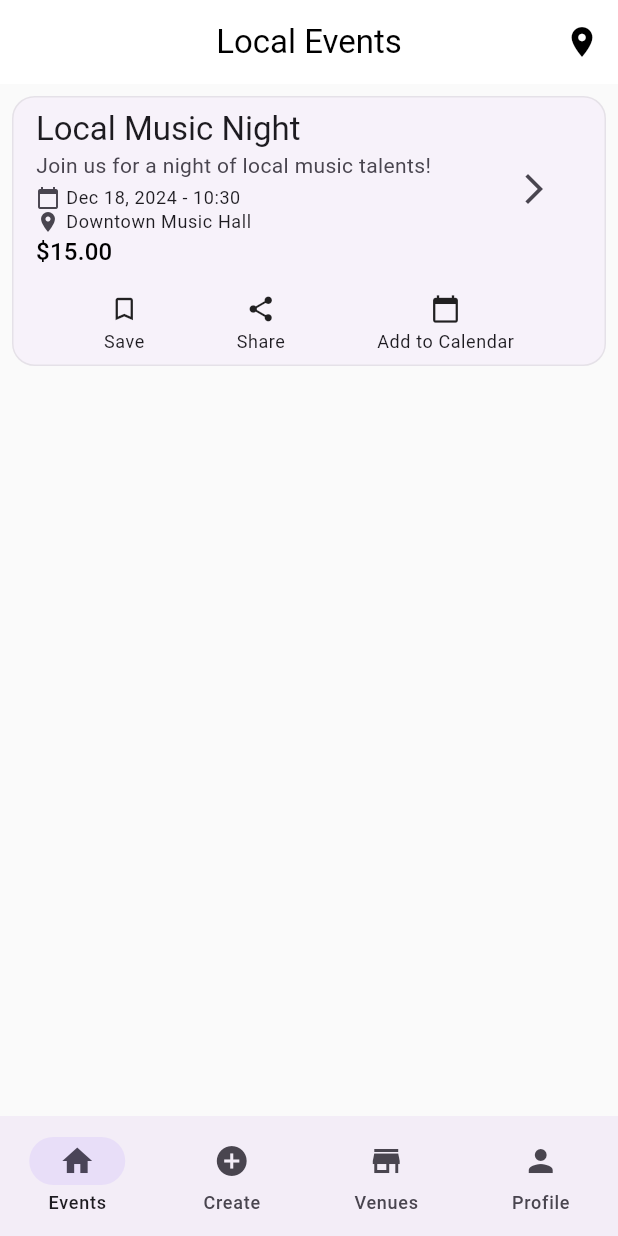
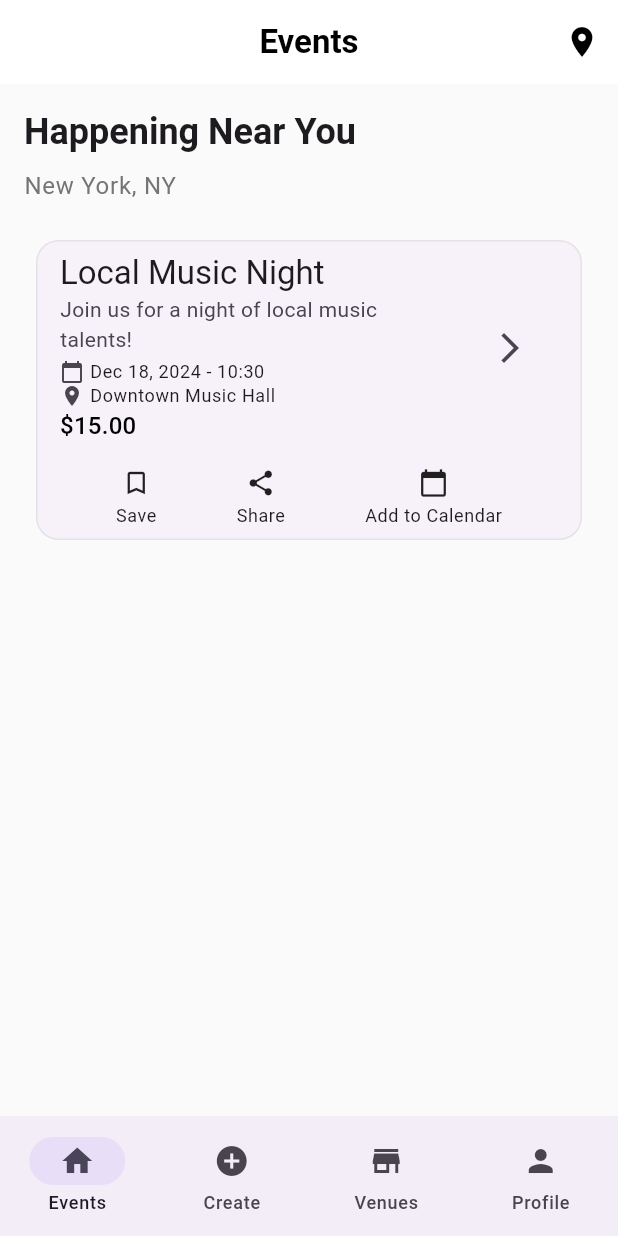
Before and after one commit to rishabhrajphx/hyperlocal_socialization_app-flutter, a Flutter app: the screen it shows after launch, on a phone screen of 412 x 824 dp. Run offline on Flutter 3.47's test engine with Material 3 defaults, Android fonts, the phone set to English and light mode, and no system bars.

Commit message:
Frontend changes continue

```diff
--- a/lib/screens/home_screen.dart
+++ b/lib/screens/home_screen.dart
@@ -87,28 +87,51 @@ class HomeScreen extends StatelessWidget {
   @override
   Widget build(BuildContext context) {
     return Scaffold(
+      backgroundColor: Colors.grey[50],
       appBar: AppBar(
-        title: const Text('Local Events'),
+        title: const Text(
+          'Events',
+          style: TextStyle(fontWeight: FontWeight.bold),
+        ),
         actions: [
           IconButton(
-            icon: const Icon(Icons.location_on),
+            icon: const Icon(Icons.location_on, color: Colors.black),
             onPressed: () => _showLocationPicker(context),
           ),
         ],
       ),
-      body: Column(
-        children: [
-          // TODO: Add location indicator banner
-          // - Show current selected location
-          // - Add distance radius selector
-          // - Show number of events in area
-
-          Expanded(
-            child: ListView.builder(
-              itemCount: dummyEvents.length,
-              itemBuilder: (context, index) {
-                return EventCard(event: dummyEvents[index]);
-              },
+      body: CustomScrollView(
+        slivers: [
+          SliverToBoxAdapter(
+            child: Padding(
+              padding: const EdgeInsets.all(16.0),
+              child: Column(
+                crossAxisAlignment: CrossAxisAlignment.start,
+                children: [
+                  Text(
+                    'Happening Near You',
+                    style: Theme.of(context).textTheme.headlineSmall?.copyWith(
+                          fontWeight: FontWeight.bold,
+                        ),
+                  ),
+                  const SizedBox(height: 8),
+                  Text(
+                    'New York, NY',
+                    style: Theme.of(context).textTheme.bodyLarge?.copyWith(
+                          color: Colors.grey[600],
+                        ),
+                  ),
+                ],
+              ),
+            ),
+          ),
+          SliverPadding(
+            padding: const EdgeInsets.symmetric(horizontal: 16.0),
+            sliver: SliverList(
+              delegate: SliverChildBuilderDelegate(
+                (context, index) => EventCard(event: dummyEvents[index]),
+                childCount: dummyEvents.length,
+              ),
             ),
           ),
         ],
@@ -116,6 +139,12 @@ class HomeScreen extends StatelessWidget {
     );
   }
 }
+
+          // TODO: Add location indicator banner
+          // - Show current selected location
+          // - Add distance radius selector
+          // - Show number of events in area
+
 
 /* Future Improvements:
  * 1. Location Services:
```
